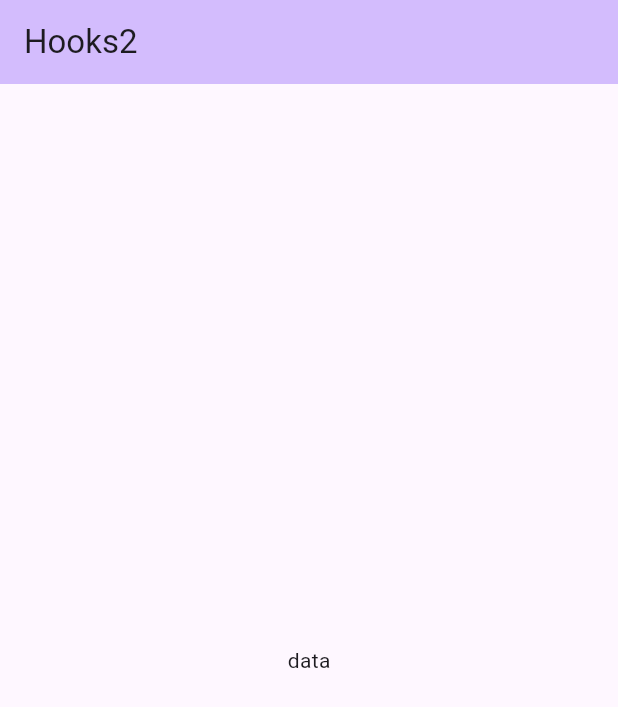
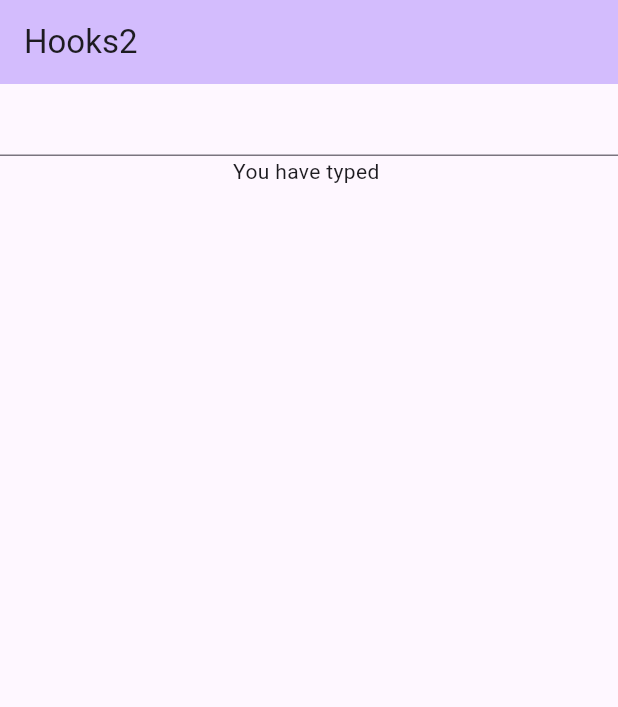
Before and after one commit to umairshaik/Flutter_state_management, a Flutter app: the HomePage screen opened directly, on a phone screen of 412 x 824 dp. Shown: the top 707 px of the screen. Run offline on Flutter 3.47's test engine with Material 3 defaults, Android fonts, the phone set to English and light mode, and no system bars; our stand-ins replace flutter_hooks.

Commit message:
[Umair][Hooks][Step-2] - useTextEditController, useState, useEffect

```diff
--- a/Flutter Hooks Example/flutter_hook_ex/lib/main.dart
+++ b/Flutter Hooks Example/flutter_hook_ex/lib/main.dart
@@ -1,5 +1,5 @@
 import 'package:flutter/material.dart';
-import 'package:flutter_hook_ex/step-1/home_page.dart';
+import 'package:flutter_hook_ex/step-2/home_page.dart';
 
 void main() {
   runApp(const MyApp());
@@ -16,7 +16,8 @@ class MyApp extends StatelessWidget {
         colorScheme: ColorScheme.fromSeed(seedColor: Colors.deepPurple),
         useMaterial3: true,
       ),
-      home: const Step1HomePage(title: 'Flutter Demo Home Page'),
+      home: //const Step1HomePage(title: 'Flutter Demo Home Page'),
+          const HomePage(),
     );
   }
 }
--- a/Flutter Hooks Example/flutter_hook_ex/lib/step-2/home_page.dart
+++ b/Flutter Hooks Example/flutter_hook_ex/lib/step-2/home_page.dart
@@ -1,17 +1,33 @@
 import 'package:flutter/material.dart';
+import 'package:flutter_hooks/flutter_hooks.dart';
 
-class HomePage extends StatelessWidget {
+class HomePage extends HookWidget {
   const HomePage({super.key});
 
   @override
   Widget build(BuildContext context) {
+    final TextEditingController controller = useTextEditingController();
+    final ValueNotifier<String> text = useState('');
+    useEffect(() {
+      controller.addListener(() {
+        text.value = controller.text;
+      });
+      return null;
+    }, [controller]);
     return Scaffold(
       appBar: AppBar(
         backgroundColor: Theme.of(context).colorScheme.inversePrimary,
         title: const Text('Hooks2'),
       ),
-      body: const Center(
-        child: Text('data'),
+      body: Center(
+        child: Column(
+          children: [
+            TextField(
+              controller: controller,
+            ),
+            Text('You have typed ${text.value}'),
+          ],
+        ),
       ),
     );
   }
```
